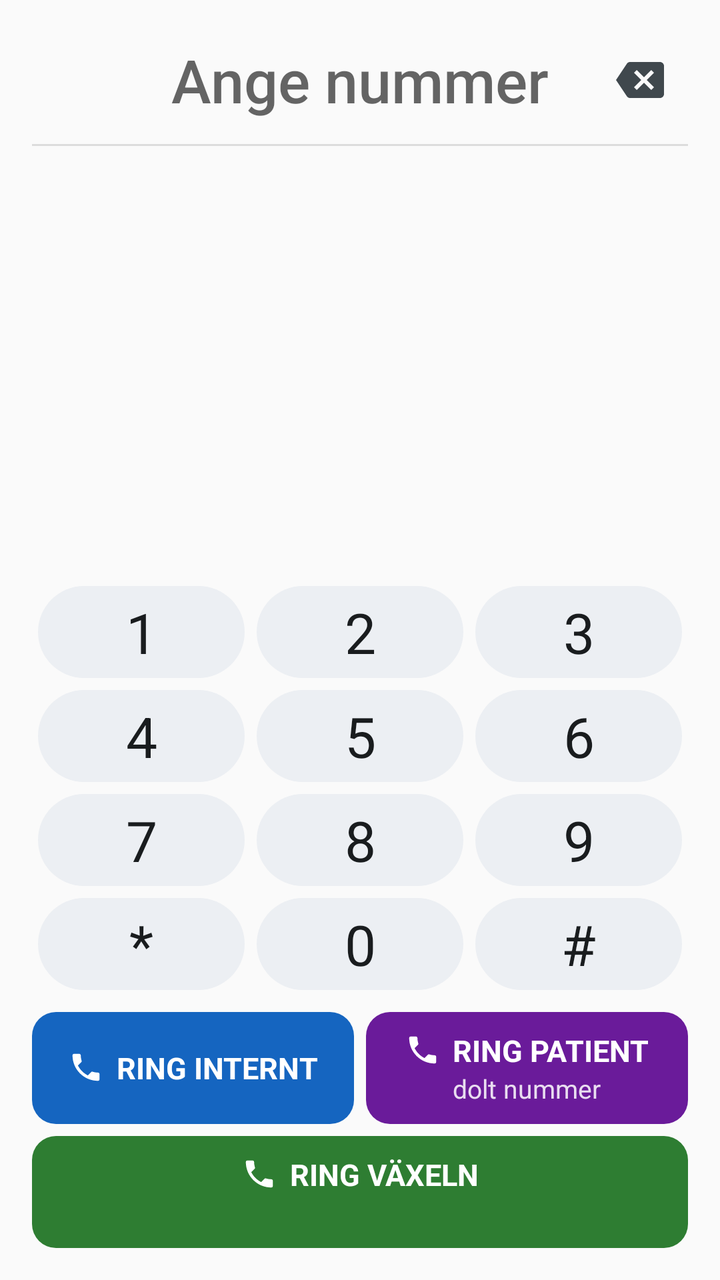
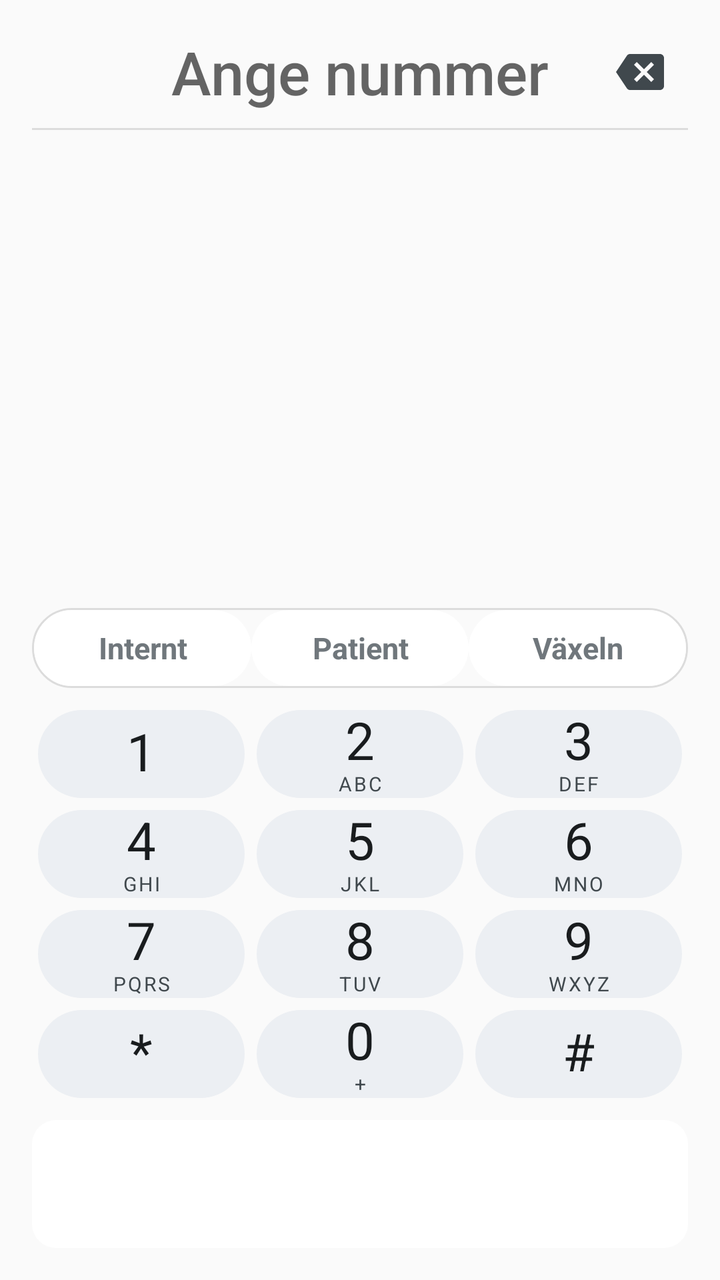

The first picture is an Android layout as it rendered before a commit; the second is the same layout after the commit. The layout source and the unified diff follow.
<!-- AndroidManifest.xml: application theme Theme.Jobbdialer -->
<!-- res/layout/pane_dial.xml -->
<?xml version="1.0" encoding="utf-8"?>
<ScrollView xmlns:android="http://schemas.android.com/apk/res/android"
    android:layout_width="match_parent"
    android:layout_height="match_parent"
    android:fillViewport="true">

    <LinearLayout
        android:layout_width="match_parent"
        android:layout_height="wrap_content"
        android:orientation="vertical"
        android:paddingLeft="@dimen/pane_padding"
        android:paddingTop="@dimen/space_small"
        android:paddingRight="@dimen/pane_padding"
        android:paddingBottom="@dimen/pane_padding">

        <LinearLayout
            android:layout_width="match_parent"
            android:layout_height="@dimen/number_row_height"
            android:gravity="center_vertical"
            android:orientation="horizontal">

            
            <View
                android:layout_width="@dimen/icon_button_size"
                android:layout_height="1dp" />

            <EditText
                android:id="@+id/number_field"
                android:layout_width="0dp"
                android:layout_height="match_parent"
                android:layout_weight="1"
                android:background="@null"
                android:cursorVisible="true"
                android:gravity="center"
                android:hint="@string/number_hint"
                android:importantForAutofill="no"
                android:inputType="phone"
                android:maxLines="1"
                android:textColor="?android:attr/textColorPrimary"
                android:textColorHint="?android:attr/textColorHint"
                android:textSize="@dimen/number_text_size" />

            <ImageButton
                android:id="@+id/backspace"
                android:layout_width="@dimen/icon_button_size"
                android:layout_height="@dimen/icon_button_size"
                android:background="?android:attr/selectableItemBackgroundBorderless"
                android:contentDescription="@string/cd_backspace"
                android:scaleType="center"
                android:src="@drawable/ic_backspace"
                android:tint="?android:attr/textColorSecondary" />
        </LinearLayout>

        <View
            android:layout_width="match_parent"
            android:layout_height="1dp"
            android:background="@color/divider" />

        <TextView
            android:id="@+id/preview"
            android:layout_width="match_parent"
            android:layout_height="wrap_content"
            android:layout_marginTop="@dimen/space_tiny"
            android:gravity="center"
            android:maxLines="2"
            android:textColor="?android:attr/textColorSecondary"
            android:textSize="@dimen/preview_text_size"
            android:visibility="gone" />

        <TextView
            android:id="@+id/match_1"
            style="@style/MatchRow" />

        <TextView
            android:id="@+id/match_2"
            style="@style/MatchRow" />

        <TextView
            android:id="@+id/match_3"
            style="@style/MatchRow" />

        <View
            android:layout_width="match_parent"
            android:layout_height="0dp"
            android:layout_weight="1"
            android:minHeight="@dimen/space_small" />

        
        <LinearLayout
            android:layout_width="match_parent"
            android:layout_height="wrap_content"
            android:orientation="vertical">

            <LinearLayout style="@style/KeypadRow">

                <Button
                    android:id="@+id/key_1"
                    style="@style/KeypadKey"
                    android:text="@string/key_1" />

                <Button
                    android:id="@+id/key_2"
                    style="@style/KeypadKey"
                    android:text="@string/key_2" />

                <Button
                    android:id="@+id/key_3"
                    style="@style/KeypadKey"
                    android:text="@string/key_3" />
            </LinearLayout>

            <LinearLayout style="@style/KeypadRow">

                <Button
                    android:id="@+id/key_4"
                    style="@style/KeypadKey"
                    android:text="@string/key_4" />

                <Button
                    android:id="@+id/key_5"
                    style="@style/KeypadKey"
                    android:text="@string/key_5" />

                <Button
                    android:id="@+id/key_6"
                    style="@style/KeypadKey"
                    android:text="@string/key_6" />
            </LinearLayout>

            <LinearLayout style="@style/KeypadRow">

                <Button
                    android:id="@+id/key_7"
                    style="@style/KeypadKey"
                    android:text="@string/key_7" />

                <Button
                    android:id="@+id/key_8"
                    style="@style/KeypadKey"
                    android:text="@string/key_8" />

                <Button
                    android:id="@+id/key_9"
                    style="@style/KeypadKey"
                    android:text="@string/key_9" />
            </LinearLayout>

            <LinearLayout style="@style/KeypadRow">

                <Button
                    android:id="@+id/key_star"
                    style="@style/KeypadKey"
                    android:contentDescription="@string/cd_key_star"
                    android:text="@string/key_star" />

                <Button
                    android:id="@+id/key_0"
                    style="@style/KeypadKey"
                    android:contentDescription="@string/cd_key_zero"
                    android:text="@string/key_0" />

                <Button
                    android:id="@+id/key_hash"
                    style="@style/KeypadKey"
                    android:contentDescription="@string/cd_key_hash"
                    android:text="@string/key_hash" />
            </LinearLayout>
        </LinearLayout>

        
        <LinearLayout
            android:layout_width="match_parent"
            android:layout_height="wrap_content"
            android:layout_marginTop="@dimen/space_small"
            android:orientation="horizontal">

            <LinearLayout
                android:id="@+id/call_internal"
                style="@style/CallButton"
                android:layout_marginEnd="@dimen/call_button_gap"
                android:background="@drawable/btn_primary">

                <TextView
                    style="@style/CallButtonTitle"
                    android:text="@string/call_internal" />
            </LinearLayout>

            <LinearLayout
                android:id="@+id/call_patient"
                style="@style/CallButton"
                android:background="@drawable/btn_patient">

                <TextView
                    style="@style/CallButtonTitle"
                    android:text="@string/call_patient" />

                <TextView
                    style="@style/CallButtonSubtitle"
                    android:text="@string/call_patient_sub" />
            </LinearLayout>
        </LinearLayout>

        
        <LinearLayout
            android:id="@+id/call_switchboard"
            style="@style/CallButton"
            android:layout_width="match_parent"
            android:layout_height="wrap_content"
            android:layout_weight="0"
            android:layout_marginTop="@dimen/call_button_gap"
            android:background="@drawable/btn_switchboard">

            <TextView
                style="@style/CallButtonTitle"
                android:text="@string/call_switchboard" />

            <TextView
                android:id="@+id/switchboard_sub"
                style="@style/CallButtonSubtitle" />
        </LinearLayout>
    </LinearLayout>
</ScrollView>
<!-- resources referenced by this layout -->
<resources>
  <dimen name="call_button_gap">6dp</dimen>
  <dimen name="number_row_height">64dp</dimen>
  <dimen name="preview_text_size">14sp</dimen>
  <!-- drawable btn_patient (drawable) -->
  <?xml version="1.0" encoding="utf-8"?>
  <ripple xmlns:android="http://schemas.android.com/apk/res/android"
      android:color="@color/ripple_on_color">
      <item>
          <selector>
              <item android:state_enabled="false">
                  <shape android:shape="rectangle">
                      <solid android:color="@color/btn_disabled" />
                      <corners android:radius="@dimen/button_radius" />
                  </shape>
              </item>
              <item android:state_pressed="true">
                  <shape android:shape="rectangle">
                      <solid android:color="@color/patient_pressed" />
                      <corners android:radius="@dimen/button_radius" />
                  </shape>
              </item>
              <item>
                  <shape android:shape="rectangle">
                      <solid android:color="@color/patient" />
                      <corners android:radius="@dimen/button_radius" />
                  </shape>
              </item>
          </selector>
      </item>
  </ripple>
  <!-- drawable btn_primary (drawable) -->
  <?xml version="1.0" encoding="utf-8"?>
  <ripple xmlns:android="http://schemas.android.com/apk/res/android"
      android:color="@color/ripple_on_color">
      <item>
          <selector>
              <item android:state_enabled="false">
                  <shape android:shape="rectangle">
                      <solid android:color="@color/btn_disabled" />
                      <corners android:radius="@dimen/button_radius" />
                  </shape>
              </item>
              <item android:state_pressed="true">
                  <shape android:shape="rectangle">
                      <solid android:color="@color/primary_pressed" />
                      <corners android:radius="@dimen/button_radius" />
                  </shape>
              </item>
              <item>
                  <shape android:shape="rectangle">
                      <solid android:color="@color/primary" />
                      <corners android:radius="@dimen/button_radius" />
                  </shape>
              </item>
          </selector>
      </item>
  </ripple>
  <!-- drawable btn_switchboard (drawable) -->
  <?xml version="1.0" encoding="utf-8"?>
  <ripple xmlns:android="http://schemas.android.com/apk/res/android"
      android:color="@color/ripple_on_color">
      <item>
          <selector>
              <item android:state_enabled="false">
                  <shape android:shape="rectangle">
                      <solid android:color="@color/btn_disabled" />
                      <corners android:radius="@dimen/button_radius" />
                  </shape>
              </item>
              <item android:state_pressed="true">
                  <shape android:shape="rectangle">
                      <solid android:color="@color/switchboard_pressed" />
                      <corners android:radius="@dimen/button_radius" />
                  </shape>
              </item>
              <item>
                  <shape android:shape="rectangle">
                      <solid android:color="@color/switchboard" />
                      <corners android:radius="@dimen/button_radius" />
                  </shape>
              </item>
          </selector>
      </item>
  </ripple>
  <string name="call_internal">RING INTERNT</string>
  <string name="call_patient">RING PATIENT</string>
  <string name="call_patient_sub">dolt nummer</string>
  <string name="call_switchboard">RING VÄXELN</string>
  <style name="CallButton">
          <item name="android:layout_width">0dp</item>
          <item name="android:layout_height">match_parent</item>
          <item name="android:layout_weight">1</item>
          <item name="android:minHeight">@dimen/call_button_min_height</item>
          <item name="android:orientation">vertical</item>
          <item name="android:gravity">center</item>
          <item name="android:clickable">true</item>
          <item name="android:focusable">true</item>
          <item name="android:paddingLeft">@dimen/space_tiny</item>
          <item name="android:paddingRight">@dimen/space_tiny</item>
          <item name="android:paddingTop">@dimen/space_small</item>
          <item name="android:paddingBottom">@dimen/space_small</item>
      </style>
  <style name="KeypadKey">
          <item name="android:layout_width">0dp</item>
          <item name="android:layout_height">match_parent</item>
          <item name="android:layout_weight">1</item>
          <item name="android:layout_margin">@dimen/key_gap</item>
          <item name="android:background">@drawable/btn_keypad</item>
          <item name="android:minWidth">0dp</item>
          <item name="android:minHeight">0dp</item>
          <item name="android:padding">0dp</item>
          <item name="android:gravity">center</item>
          <item name="android:textSize">@dimen/key_text_size</item>
          <item name="android:textColor">?android:attr/textColorPrimary</item>
          <item name="android:textAllCaps">false</item>
          <item name="android:fontFamily">sans-serif</item>
          <item name="android:stateListAnimator">@null</item>
          <item name="android:elevation">0dp</item>
      </style>
  <color name="btn_disabled">#FF9E9E9E</color>
  <color name="patient_pressed">#FF4A148C</color>
  <color name="patient">#FF6A1B9A</color>
  <color name="primary_pressed">#FF0D47A1</color>
  <color name="switchboard_pressed">#FF1B5E20</color>
  <color name="switchboard">#FF2E7D32</color>
  <dimen name="call_button_min_height">56dp</dimen>
  <dimen name="call_title_text_size">15sp</dimen>
  <dimen name="key_text_size">28sp</dimen>
  <dimen name="key_height">52dp</dimen>
  <dimen name="match_row_height">40dp</dimen>
  <!-- unchanged entries left out for length: 49 -->
</resources>

<!-- the commit's change to res/layout/pane_dial.xml (unified diff, before → after) -->
@@ -57,17 +57,6 @@
             android:background="@color/divider" />
 
         <TextView
-            android:id="@+id/preview"
-            android:layout_width="match_parent"
-            android:layout_height="wrap_content"
-            android:layout_marginTop="@dimen/space_tiny"
-            android:gravity="center"
-            android:maxLines="2"
-            android:textColor="?android:attr/textColorSecondary"
-            android:textSize="@dimen/preview_text_size"
-            android:visibility="gone" />
-
-        <TextView
             android:id="@+id/match_1"
             style="@style/MatchRow" />
 
@@ -77,6 +66,10 @@
 
         <TextView
             android:id="@+id/match_3"
+            style="@style/MatchRow" />
+
+        <TextView
+            android:id="@+id/match_4"
             style="@style/MatchRow" />
 
         <View
@@ -87,135 +80,210 @@
 
         
         <LinearLayout
+            android:id="@+id/mode_selector"
+            android:layout_width="match_parent"
+            android:layout_height="@dimen/seg_height"
+            android:layout_marginBottom="@dimen/space_small"
+            android:background="@drawable/seg_container"
+            android:contentDescription="@string/cd_mode_selector"
+            android:orientation="horizontal"
+            android:padding="1dp">
+
+            <TextView
+                android:id="@+id/seg_internal"
+                style="@style/ModeSegment"
+                android:text="@string/mode_internal" />
+
+            <TextView
+                android:id="@+id/seg_patient"
+                style="@style/ModeSegment"
+                android:text="@string/mode_patient" />
+
+            <TextView
+                android:id="@+id/seg_switchboard"
+                style="@style/ModeSegment"
+                android:text="@string/mode_switchboard" />
+        </LinearLayout>
+
+        
+        <LinearLayout
             android:layout_width="match_parent"
             android:layout_height="wrap_content"
             android:orientation="vertical">
 
             <LinearLayout style="@style/KeypadRow">
 
-                <Button
+                <LinearLayout
                     android:id="@+id/key_1"
-                    style="@style/KeypadKey"
-                    android:text="@string/key_1" />
-
-                <Button
+                    style="@style/KeypadKey">
+
+                    <TextView
+                        style="@style/KeypadDigit"
+                        android:text="@string/key_1" />
+                </LinearLayout>
+
+                <LinearLayout
                     android:id="@+id/key_2"
-                    style="@style/KeypadKey"
-                    android:text="@string/key_2" />
-
-                <Button
+                    style="@style/KeypadKey">
+
+                    <TextView
+                        style="@style/KeypadDigit"
+                        android:text="@string/key_2" />
+
+                    <TextView
+                        style="@style/KeypadLetters"
+                        android:text="ABC" />
+                </LinearLayout>
+
+                <LinearLayout
                     android:id="@+id/key_3"
-                    style="@style/KeypadKey"
-                    android:text="@string/key_3" />
-            </LinearLayout>
-
-            <LinearLayout style="@style/KeypadRow">
-
-                <Button
+                    style="@style/KeypadKey">
+
+                    <TextView
+                        style="@style/KeypadDigit"
+                        android:text="@string/key_3" />
+
+                    <TextView
+                        style="@style/KeypadLetters"
+                        android:text="DEF" />
+                </LinearLayout>
+            </LinearLayout>
+
+            <LinearLayout style="@style/KeypadRow">
+
+                <LinearLayout
                     android:id="@+id/key_4"
-                    style="@style/KeypadKey"
-                    android:text="@string/key_4" />
-
-                <Button
+                    style="@style/KeypadKey">
+
+                    <TextView
+                        style="@style/KeypadDigit"
+                        android:text="@string/key_4" />
+
+                    <TextView
+                        style="@style/KeypadLetters"
+                        android:text="GHI" />
+                </LinearLayout>
+
+                <LinearLayout
                     android:id="@+id/key_5"
-                    style="@style/KeypadKey"
-                    android:text="@string/key_5" />
-
-                <Button
+                    style="@style/KeypadKey">
+
+                    <TextView
+                        style="@style/KeypadDigit"
+                        android:text="@string/key_5" />
+
+                    <TextView
+                        style="@style/KeypadLetters"
+                        android:text="JKL" />
+                </LinearLayout>
+
+                <LinearLayout
                     android:id="@+id/key_6"
-                    style="@style/KeypadKey"
-                    android:text="@string/key_6" />
-            </LinearLayout>
-
-            <LinearLayout style="@style/KeypadRow">
-
-                <Button
+                    style="@style/KeypadKey">
+
+                    <TextView
+                        style="@style/KeypadDigit"
+                        android:text="@string/key_6" />
+
+                    <TextView
+                        style="@style/KeypadLetters"
+                        android:text="MNO" />
+                </LinearLayout>
+            </LinearLayout>
+
+            <LinearLayout style="@style/KeypadRow">
+
+                <LinearLayout
                     android:id="@+id/key_7"
-                    style="@style/KeypadKey"
-                    android:text="@string/key_7" />
-
-                <Button
+                    style="@style/KeypadKey">
+
+                    <TextView
+                        style="@style/KeypadDigit"
+                        android:text="@string/key_7" />
+
+                    <TextView
+                        style="@style/KeypadLetters"
+                        android:text="PQRS" />
+                </LinearLayout>
+
+                <LinearLayout
                     android:id="@+id/key_8"
-                    style="@style/KeypadKey"
-                    android:text="@string/key_8" />
-
-                <Button
+                    style="@style/KeypadKey">
+
+                    <TextView
+                        style="@style/KeypadDigit"
+                        android:text="@string/key_8" />
+
+                    <TextView
+                        style="@style/KeypadLetters"
+                        android:text="TUV" />
+                </LinearLayout>
+
+                <LinearLayout
                     android:id="@+id/key_9"
-                    style="@style/KeypadKey"
-                    android:text="@string/key_9" />
-            </LinearLayout>
-
-            <LinearLayout style="@style/KeypadRow">
-
-                <Button
+                    style="@style/KeypadKey">
+
+                    <TextView
+                        style="@style/KeypadDigit"
+                        android:text="@string/key_9" />
+
+                    <TextView
+                        style="@style/KeypadLetters"
+                        android:text="WXYZ" />
+                </LinearLayout>
+            </LinearLayout>
+
+            <LinearLayout style="@style/KeypadRow">
+
+                <LinearLayout
                     android:id="@+id/key_star"
                     style="@style/KeypadKey"
-                    android:contentDescription="@string/cd_key_star"
-                    android:text="@string/key_star" />
-
-                <Button
+                    android:contentDescription="@string/cd_key_star">
+
+                    <TextView
+                        style="@style/KeypadDigit"
+                        android:text="@string/key_star" />
+                </LinearLayout>
+
+                <LinearLayout
                     android:id="@+id/key_0"
                     style="@style/KeypadKey"
-                    android:contentDescription="@string/cd_key_zero"
-                    android:text="@string/key_0" />
-
-                <Button
+                    android:contentDescription="@string/cd_key_zero">
+
+                    <TextView
+                        style="@style/KeypadDigit"
+                        android:text="@string/key_0" />
+
+                    <TextView
+                        style="@style/KeypadLetters"
+                        android:text="+" />
+                </LinearLayout>
+
+                <LinearLayout
                     android:id="@+id/key_hash"
                     style="@style/KeypadKey"
-                    android:contentDescription="@string/cd_key_hash"
-                    android:text="@string/key_hash" />
+                    android:contentDescription="@string/cd_key_hash">
+
+                    <TextView
+                        style="@style/KeypadDigit"
+                        android:text="@string/key_hash" />
+                </LinearLayout>
             </LinearLayout>
         </LinearLayout>
 
         
         <LinearLayout
-            android:layout_width="match_parent"
-            android:layout_height="wrap_content"
+            android:id="@+id/call_button"
+            style="@style/CallButton"
             android:layout_marginTop="@dimen/space_small"
-            android:orientation="horizontal">
-
-            <LinearLayout
-                android:id="@+id/call_internal"
-                style="@style/CallButton"
-                android:layout_marginEnd="@dimen/call_button_gap"
-                android:background="@drawable/btn_primary">
-
-                <TextView
-                    style="@style/CallButtonTitle"
-                    android:text="@string/call_internal" />
-            </LinearLayout>
-
-            <LinearLayout
-                android:id="@+id/call_patient"
-                style="@style/CallButton"
-                android:background="@drawable/btn_patient">
-
-                <TextView
-                    style="@style/CallButtonTitle"
-                    android:text="@string/call_patient" />
-
-                <TextView
-                    style="@style/CallButtonSubtitle"
-                    android:text="@string/call_patient_sub" />
-            </LinearLayout>
-        </LinearLayout>
-
-        
-        <LinearLayout
-            android:id="@+id/call_switchboard"
-            style="@style/CallButton"
-            android:layout_width="match_parent"
-            android:layout_height="wrap_content"
-            android:layout_weight="0"
-            android:layout_marginTop="@dimen/call_button_gap"
-            android:background="@drawable/btn_switchboard">
-
-            <TextView
-                style="@style/CallButtonTitle"
-                android:text="@string/call_switchboard" />
-
-            <TextView
-                android:id="@+id/switchboard_sub"
+            android:background="@drawable/btn_call">
+
+            <TextView
+                android:id="@+id/call_title"
+                style="@style/CallButtonTitle" />
+
+            <TextView
+                android:id="@+id/call_sub"
                 style="@style/CallButtonSubtitle" />
         </LinearLayout>
     </LinearLayout>
<!-- resource entries referenced after the edit -->
@@ -1,97 +1,31 @@
 <!-- resources referenced by this layout -->
 <resources>
-  <dimen name="call_button_gap">6dp</dimen>
-  <dimen name="number_row_height">64dp</dimen>
-  <dimen name="preview_text_size">14sp</dimen>
-  <!-- drawable btn_patient (drawable) -->
+  <dimen name="number_row_height">56dp</dimen>
+  <dimen name="seg_height">40dp</dimen>
+  <!-- drawable btn_call (drawable) -->
   <?xml version="1.0" encoding="utf-8"?>
   <ripple xmlns:android="http://schemas.android.com/apk/res/android"
       android:color="@color/ripple_on_color">
       <item>
-          <selector>
-              <item android:state_enabled="false">
-                  <shape android:shape="rectangle">
-                      <solid android:color="@color/btn_disabled" />
-                      <corners android:radius="@dimen/button_radius" />
-                  </shape>
-              </item>
-              <item android:state_pressed="true">
-                  <shape android:shape="rectangle">
-                      <solid android:color="@color/patient_pressed" />
-                      <corners android:radius="@dimen/button_radius" />
-                  </shape>
-              </item>
-              <item>
-                  <shape android:shape="rectangle">
-                      <solid android:color="@color/patient" />
-                      <corners android:radius="@dimen/button_radius" />
-                  </shape>
-              </item>
-          </selector>
+          <shape android:shape="rectangle">
+              <solid android:color="#FFFFFFFF" />
+              <corners android:radius="@dimen/button_radius" />
+          </shape>
       </item>
   </ripple>
-  <!-- drawable btn_primary (drawable) -->
+  <!-- drawable seg_container (drawable) -->
   <?xml version="1.0" encoding="utf-8"?>
-  <ripple xmlns:android="http://schemas.android.com/apk/res/android"
-      android:color="@color/ripple_on_color">
-      <item>
-          <selector>
-              <item android:state_enabled="false">
-                  <shape android:shape="rectangle">
-                      <solid android:color="@color/btn_disabled" />
-                      <corners android:radius="@dimen/button_radius" />
-                  </shape>
-              </item>
-              <item android:state_pressed="true">
-                  <shape android:shape="rectangle">
-                      <solid android:color="@color/primary_pressed" />
-                      <corners android:radius="@dimen/button_radius" />
-                  </shape>
-              </item>
-              <item>
-                  <shape android:shape="rectangle">
-                      <solid android:color="@color/primary" />
-                      <corners android:radius="@dimen/button_radius" />
-                  </shape>
-              </item>
-          </selector>
-      </item>
-  </ripple>
-  <!-- drawable btn_switchboard (drawable) -->
-  <?xml version="1.0" encoding="utf-8"?>
-  <ripple xmlns:android="http://schemas.android.com/apk/res/android"
-      android:color="@color/ripple_on_color">
-      <item>
-          <selector>
-              <item android:state_enabled="false">
-                  <shape android:shape="rectangle">
-                      <solid android:color="@color/btn_disabled" />
-                      <corners android:radius="@dimen/button_radius" />
-                  </shape>
-              </item>
-              <item android:state_pressed="true">
-                  <shape android:shape="rectangle">
-                      <solid android:color="@color/switchboard_pressed" />
-                      <corners android:radius="@dimen/button_radius" />
-                  </shape>
-              </item>
-              <item>
-                  <shape android:shape="rectangle">
-                      <solid android:color="@color/switchboard" />
-                      <corners android:radius="@dimen/button_radius" />
-                  </shape>
-              </item>
-          </selector>
-      </item>
-  </ripple>
-  <string name="call_internal">RING INTERNT</string>
-  <string name="call_patient">RING PATIENT</string>
-  <string name="call_patient_sub">dolt nummer</string>
-  <string name="call_switchboard">RING VÄXELN</string>
+  <shape xmlns:android="http://schemas.android.com/apk/res/android" android:shape="rectangle">
+      <stroke android:width="1dp" android:color="@color/divider" />
+      <corners android:radius="@dimen/seg_radius" />
+  </shape>
+  <string name="cd_mode_selector">Välj samtalsläge</string>
+  <string name="mode_internal">Internt</string>
+  <string name="mode_patient">Patient</string>
+  <string name="mode_switchboard">Växeln</string>
   <style name="CallButton">
-          <item name="android:layout_width">0dp</item>
-          <item name="android:layout_height">match_parent</item>
-          <item name="android:layout_weight">1</item>
+          <item name="android:layout_width">match_parent</item>
+          <item name="android:layout_height">wrap_content</item>
           <item name="android:minHeight">@dimen/call_button_min_height</item>
           <item name="android:orientation">vertical</item>
           <item name="android:gravity">center</item>
@@ -102,34 +36,60 @@
           <item name="android:paddingTop">@dimen/space_small</item>
           <item name="android:paddingBottom">@dimen/space_small</item>
       </style>
+  <style name="KeypadDigit">
+          <item name="android:layout_width">wrap_content</item>
+          <item name="android:layout_height">wrap_content</item>
+          <item name="android:includeFontPadding">false</item>
+          <item name="android:textSize">26sp</item>
+          <item name="android:textColor">?android:attr/textColorPrimary</item>
+      </style>
   <style name="KeypadKey">
           <item name="android:layout_width">0dp</item>
           <item name="android:layout_height">match_parent</item>
           <item name="android:layout_weight">1</item>
           <item name="android:layout_margin">@dimen/key_gap</item>
           <item name="android:background">@drawable/btn_keypad</item>
-          <item name="android:minWidth">0dp</item>
-          <item name="android:minHeight">0dp</item>
-          <item name="android:padding">0dp</item>
+          <item name="android:orientation">vertical</item>
           <item name="android:gravity">center</item>
-          <item name="android:textSize">@dimen/key_text_size</item>
-          <item name="android:textColor">?android:attr/textColorPrimary</item>
-          <item name="android:textAllCaps">false</item>
-          <item name="android:fontFamily">sans-serif</item>
-          <item name="android:stateListAnimator">@null</item>
-          <item name="android:elevation">0dp</item>
+          <item name="android:clickable">true</item>
+          <item name="android:focusable">true</item>
       </style>
-  <color name="btn_disabled">#FF9E9E9E</color>
-  <color name="patient_pressed">#FF4A148C</color>
-  <color name="patient">#FF6A1B9A</color>
-  <color name="primary_pressed">#FF0D47A1</color>
-  <color name="switchboard_pressed">#FF1B5E20</color>
-  <color name="switchboard">#FF2E7D32</color>
-  <dimen name="call_button_min_height">56dp</dimen>
-  <dimen name="call_title_text_size">15sp</dimen>
-  <dimen name="key_text_size">28sp</dimen>
-  <dimen name="key_height">52dp</dimen>
-  <dimen name="match_row_height">40dp</dimen>
+  <style name="KeypadLetters">
+          <item name="android:layout_width">wrap_content</item>
+          <item name="android:layout_height">wrap_content</item>
+          <item name="android:includeFontPadding">false</item>
+          <item name="android:textSize">10sp</item>
+          <item name="android:letterSpacing">0.1</item>
+          <item name="android:textColor">?android:attr/textColorSecondary</item>
+      </style>
+  <style name="ModeSegment">
+          <item name="android:layout_width">0dp</item>
+          <item name="android:layout_height">match_parent</item>
+          <item name="android:layout_weight">1</item>
+          <item name="android:gravity">center</item>
+          <item name="android:background">@drawable/seg_bg</item>
+          <item name="android:clickable">true</item>
+          <item name="android:focusable">true</item>
+          <item name="android:maxLines">1</item>
+          <item name="android:textSize">15sp</item>
+          <item name="android:textStyle">bold</item>
+      </style>
+  <dimen name="seg_radius">20dp</dimen>
+  <dimen name="call_button_min_height">64dp</dimen>
+  <dimen name="call_title_text_size">16sp</dimen>
+  <dimen name="key_height">50dp</dimen>
+  <dimen name="match_row_height">34dp</dimen>
+  <!-- drawable seg_bg (drawable) -->
+  <?xml version="1.0" encoding="utf-8"?>
+  <ripple xmlns:android="http://schemas.android.com/apk/res/android"
+      android:color="@color/ripple_neutral">
+      <item>
+          <shape android:shape="rectangle">
+              <solid android:color="#FFFFFFFF" />
+              <corners android:radius="@dimen/seg_radius" />
+          </shape>
+      </item>
+  </ripple>
   <!-- unchanged entries left out for length: 49 -->
 </resources>
 
